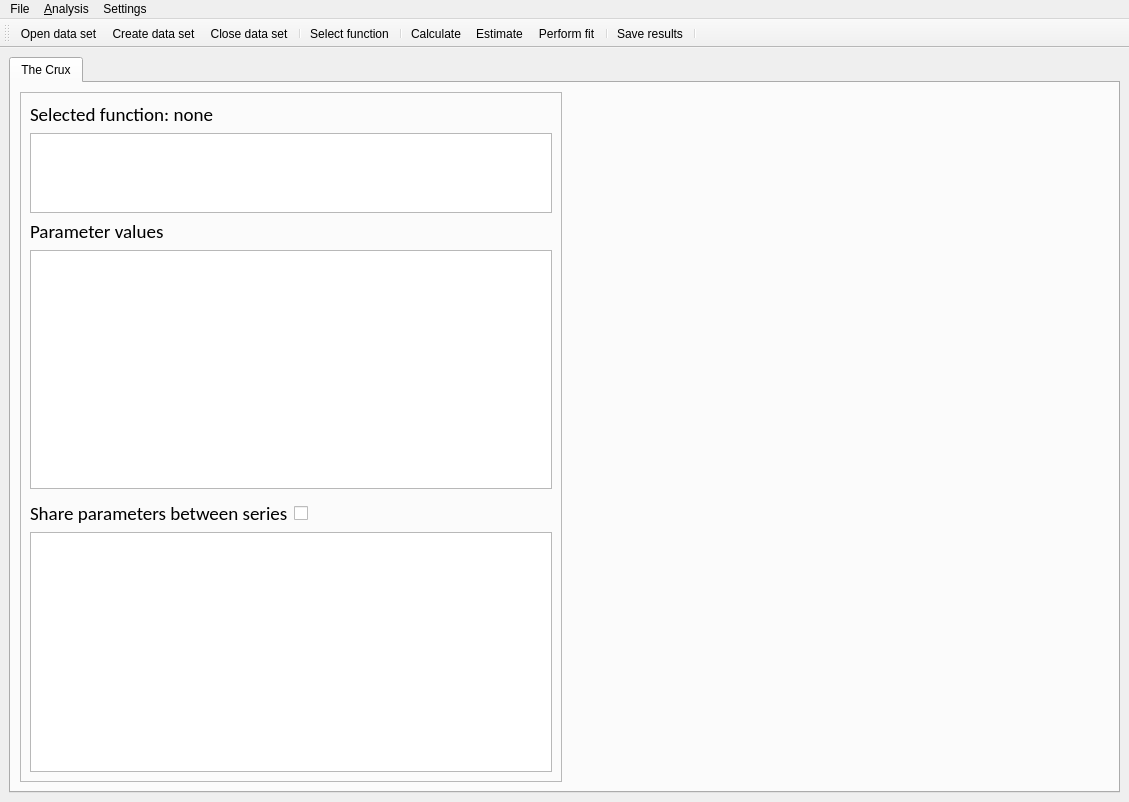
Old version of the form Resources/UI/blits.ui in the repository ubenu/Blits.
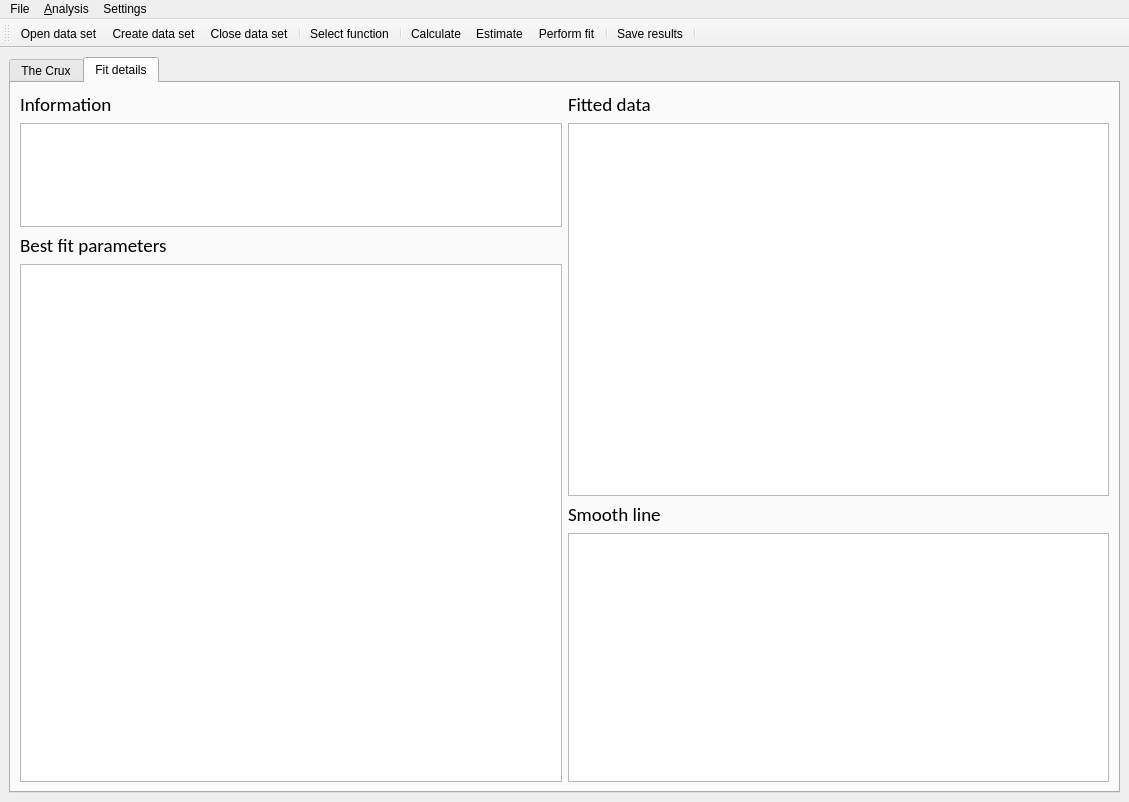
New version of the form. The open tabs and pages were chosen to show the change. Icons and pictures are not drawn.

```diff
--- a/Resources/UI/blits.ui
+++ b/Resources/UI/blits.ui
@@ -88,7 +88,7 @@
           <property name="frameShadow">
            <enum>QFrame::Raised</enum>
           </property>
-          <layout class="QVBoxLayout" name="verticalLayout">
+          <layout class="QVBoxLayout" name="verticalLayout" stretch="0,1,0,3,0,0,3">
            <item>
             <widget class="QLabel" name="lbl_fn_name">
              <property name="sizePolicy">
@@ -116,8 +116,14 @@
                <verstretch>1</verstretch>
               </sizepolicy>
              </property>
+             <property name="font">
+              <font>
+               <family>Calibri</family>
+               <pointsize>12</pointsize>
+              </font>
+             </property>
              <property name="sizeAdjustPolicy">
-              <enum>QAbstractScrollArea::AdjustToContents</enum>
+              <enum>QAbstractScrollArea::AdjustToContentsOnFirstShow</enum>
              </property>
              <property name="readOnly">
               <bool>true</bool>
@@ -245,6 +251,102 @@
         </item>
        </layout>
       </widget>
+      <widget class="QWidget" name="tab_2">
+       <attribute name="title">
+        <string>Fit details</string>
+       </attribute>
+       <layout class="QHBoxLayout" name="horizontalLayout_5">
+        <item>
+         <layout class="QVBoxLayout" name="verticalLayout_2" stretch="0,1,0,5">
+          <item>
+           <widget class="QLabel" name="label_5">
+            <property name="font">
+             <font>
+              <family>Calibri</family>
+              <pointsize>14</pointsize>
+             </font>
+            </property>
+            <property name="text">
+             <string>Information</string>
+            </property>
+           </widget>
+          </item>
+          <item>
+           <widget class="QTextEdit" name="txt_info">
+            <property name="frameShadow">
+             <enum>QFrame::Sunken</enum>
+            </property>
+            <property name="sizeAdjustPolicy">
+             <enum>QAbstractScrollArea::AdjustToContentsOnFirstShow</enum>
+            </property>
+            <property name="textInteractionFlags">
+             <set>Qt::TextSelectableByMouse</set>
+            </property>
+           </widget>
+          </item>
+          <item>
+           <widget class="QLabel" name="label_3">
+            <property name="font">
+             <font>
+              <family>Calibri</family>
+              <pointsize>14</pointsize>
+             </font>
+            </property>
+            <property name="text">
+             <string>Best fit parameters</string>
+            </property>
+           </widget>
+          </item>
+          <item>
+           <widget class="QTableWidget" name="tbl_fitted_params"/>
+          </item>
+         </layout>
+        </item>
+        <item>
+         <layout class="QVBoxLayout" name="verticalLayout_4" stretch="0,0,0,2">
+          <item>
+           <widget class="QLabel" name="label_4">
+            <property name="font">
+             <font>
+              <family>Calibri</family>
+              <pointsize>14</pointsize>
+             </font>
+            </property>
+            <property name="text">
+             <string>Fitted data</string>
+            </property>
+           </widget>
+          </item>
+          <item>
+           <widget class="QTableWidget" name="tbl_fitted_data">
+            <property name="sizePolicy">
+             <sizepolicy hsizetype="Expanding" vsizetype="Expanding">
+              <horstretch>0</horstretch>
+              <verstretch>3</verstretch>
+             </sizepolicy>
+            </property>
+           </widget>
+          </item>
+          <item>
+           <widget class="QLabel" name="label_6">
+            <property name="font">
+             <font>
+              <family>Calibri</family>
+              <pointsize>14</pointsize>
+             </font>
+            </property>
+            <property name="text">
+             <string>Smooth line</string>
+            </property>
+           </widget>
+          </item>
+          <item>
+           <widget class="QTableWidget" name="tbl_smooth_line"/>
+          </item>
+         </layout>
+        </item>
+       </layout>
+      </widget>
      </widget>
     </item>
    </layout>
```
